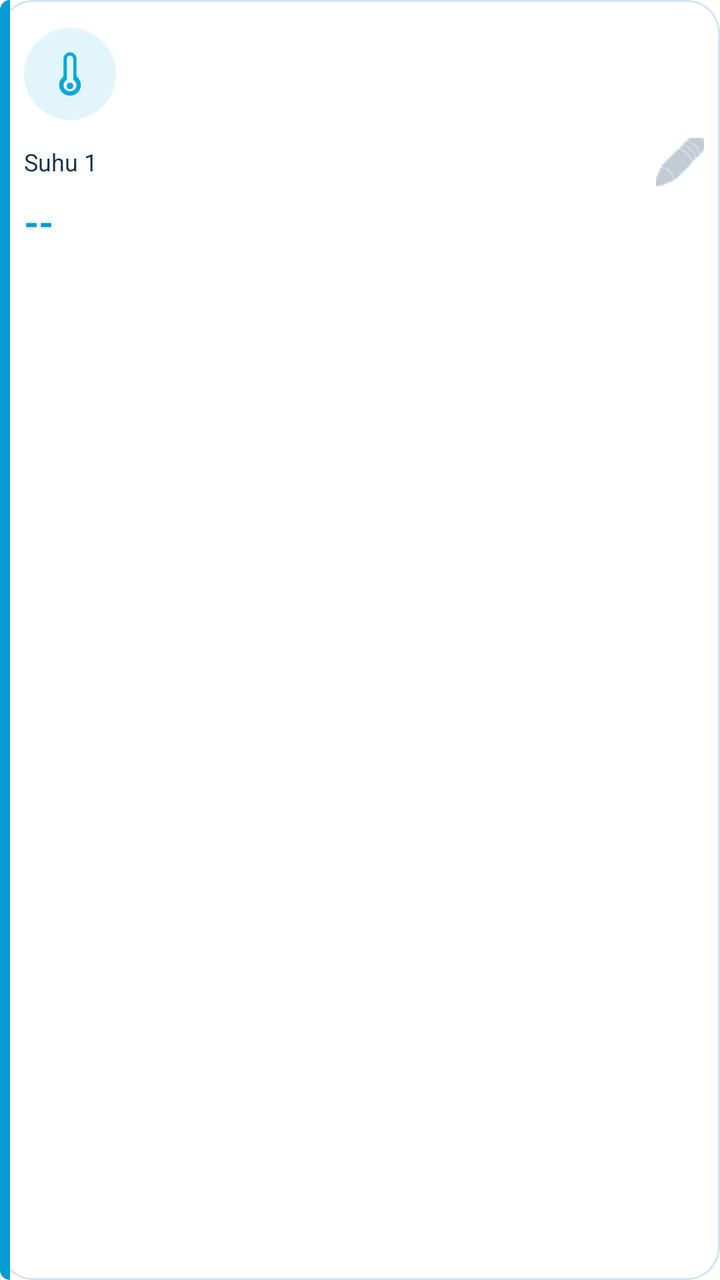
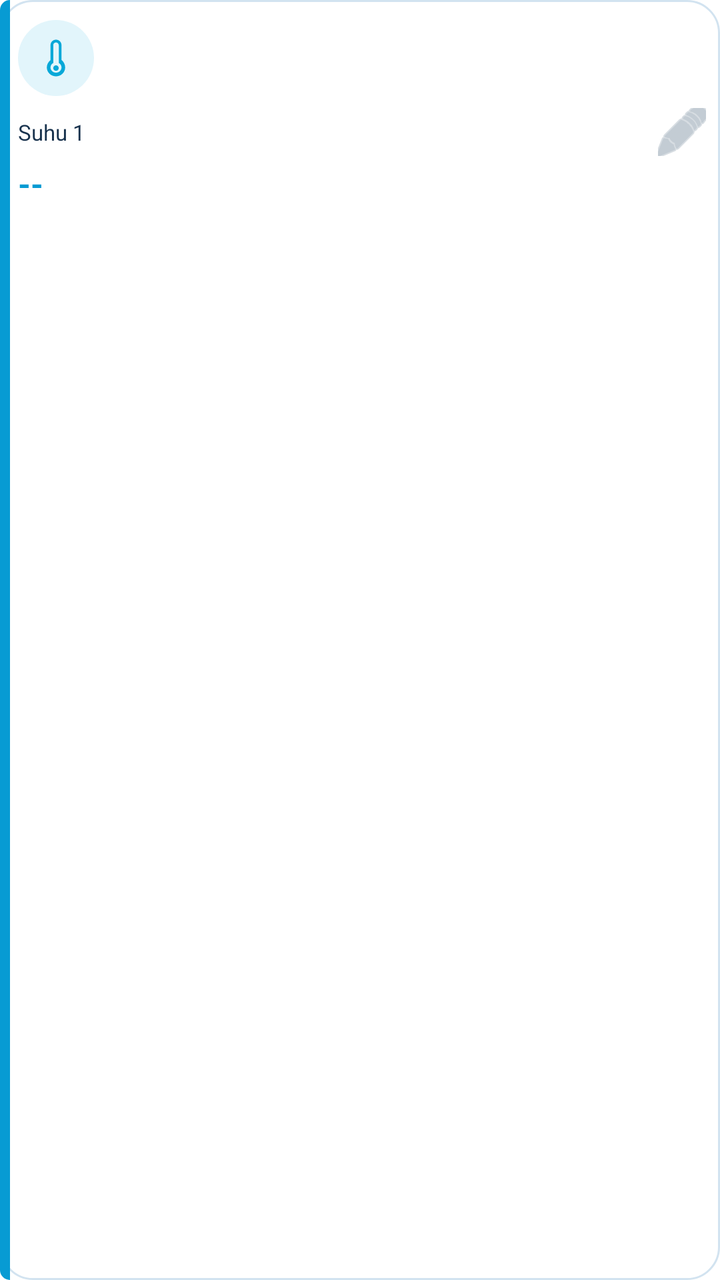

Two renders of the same Android screen: before a commit and after it. Below are the layout's source before the change and the commit's diff.
<!-- AndroidManifest.xml: application theme Theme.SmartHomeIot -->
<!-- res/layout/item_suhu_card.xml -->
<?xml version="1.0" encoding="utf-8"?>
<FrameLayout xmlns:android="http://schemas.android.com/apk/res/android"
    xmlns:app="http://schemas.android.com/apk/res-auto"
    android:layout_width="match_parent"
    android:layout_height="wrap_content"
    android:minHeight="188dp"
    android:background="@drawable/bg_sensor_card">

    <LinearLayout
        android:layout_width="match_parent"
        android:layout_height="match_parent"
        android:orientation="vertical"
        android:paddingStart="12dp"
        android:paddingEnd="8dp"
        android:paddingTop="14dp"
        android:paddingBottom="12dp">

        <FrameLayout
            android:layout_width="46dp"
            android:layout_height="46dp"
            android:background="@drawable/bg_icon_circle">
            <ImageView
                android:layout_width="26dp"
                android:layout_height="26dp"
                android:layout_gravity="center"
                android:src="@drawable/ic_temperature"
                android:contentDescription="Temperature" />
        </FrameLayout>

        <LinearLayout
            android:layout_width="match_parent"
            android:layout_height="wrap_content"
            android:orientation="horizontal"
            android:gravity="center_vertical"
            android:layout_marginTop="9dp">
            <TextView
                android:id="@+id/tvSuhuTitle"
                android:layout_width="0dp"
                android:layout_height="wrap_content"
                android:layout_weight="1"
                android:text="Suhu 1"
                android:textSize="12sp"
                android:textColor="@color/darkNavy"
                android:maxLines="1" />
            <ImageButton
                android:id="@+id/btnEditSuhuTitle"
                android:layout_width="24dp"
                android:layout_height="24dp"
                android:background="?attr/selectableItemBackgroundBorderless"
                android:contentDescription="Edit nama sensor"
                android:padding="4dp"
                android:src="@android:drawable/ic_menu_edit"
                app:tint="#9BAAB7" />
        </LinearLayout>

        <TextView
            android:id="@+id/tvSuhuValue"
            android:layout_width="match_parent"
            android:layout_height="wrap_content"
            android:layout_marginTop="5dp"
            android:text="--"
            android:textSize="19sp"
            android:textStyle="bold"
            android:textColor="@color/accentCyan"
            android:maxLines="2" />
    </LinearLayout>
</FrameLayout>
<!-- resources referenced by this layout -->
<resources>
  <color name="accentCyan">#079BD3</color>
  <color name="darkNavy">#18324D</color>
  <!-- drawable bg_icon_circle (drawable) -->
  <shape xmlns:android="http://schemas.android.com/apk/res/android" android:shape="oval">
      <solid android:color="#E2F5FB" />
  </shape>
  <!-- drawable bg_sensor_card (drawable) -->
  <layer-list xmlns:android="http://schemas.android.com/apk/res/android">
      <item>
          <shape android:shape="rectangle">
              <solid android:color="#FFFFFF" />
              <corners android:radius="16dp" />
              <stroke android:width="1dp" android:color="#D2E3F0" />
          </shape>
      </item>
      <item android:gravity="start" android:width="5dp">
          <shape android:shape="rectangle">
              <solid android:color="#079BD3" />
              <corners android:topLeftRadius="16dp" android:bottomLeftRadius="16dp" />
          </shape>
      </item>
  </layer-list>
  <!-- drawable ic_temperature (drawable) -->
  <vector xmlns:android="http://schemas.android.com/apk/res/android" android:width="24dp" android:height="24dp" android:viewportWidth="24" android:viewportHeight="24">
      <path android:fillColor="#08A8D8" android:pathData="M15,13V5c0,-1.66 -1.34,-3 -3,-3S9,3.34 9,5v8.17c-1.21,0.91 -2,2.35 -2,3.98C7,19.83 9.24,22 12,22s5,-2.17 5,-4.85c0,-1.63 -0.79,-3.07 -2,-4.15zM12,20c-1.66,0 -3,-1.28 -3,-2.85 0,-1.04 0.58,-1.95 1.5,-2.44V5c0,-0.83 0.67,-1.5 1.5,-1.5S13.5,4.17 13.5,5v9.71c0.92,0.49 1.5,1.4 1.5,2.44C15,18.72 13.66,20 12,20zM12,16c-0.83,0 -1.5,0.67 -1.5,1.5S11.17,19 12,19s1.5,-0.67 1.5,-1.5S12.83,16 12,16z"/>
  </vector>
  <style name="Theme.SmartHomeIot" parent="Theme.MaterialComponents.DayNight.NoActionBar">
          <item name="colorPrimary">#159BD0</item>
          <item name="colorPrimaryVariant">#0E2038</item>
          <item name="colorOnPrimary">#FFFFFF</item>
          <item name="colorSecondary">#18A9D8</item>
          <item name="android:statusBarColor">#0A1729</item>
          <item name="android:navigationBarColor">#0A1729</item>
          <item name="android:windowLightStatusBar">false</item>
          <item name="android:windowLightNavigationBar">false</item>
      </style>
</resources>

<!-- the commit's change to res/layout/item_suhu_card.xml (unified diff, before → after) -->
@@ -3,25 +3,25 @@
     xmlns:app="http://schemas.android.com/apk/res-auto"
     android:layout_width="match_parent"
     android:layout_height="wrap_content"
-    android:minHeight="188dp"
+    android:minHeight="148dp"
     android:background="@drawable/bg_sensor_card">
 
     <LinearLayout
         android:layout_width="match_parent"
         android:layout_height="match_parent"
         android:orientation="vertical"
-        android:paddingStart="12dp"
-        android:paddingEnd="8dp"
-        android:paddingTop="14dp"
-        android:paddingBottom="12dp">
+        android:paddingStart="9dp"
+        android:paddingEnd="7dp"
+        android:paddingTop="10dp"
+        android:paddingBottom="8dp">
 
         <FrameLayout
-            android:layout_width="46dp"
-            android:layout_height="46dp"
+            android:layout_width="38dp"
+            android:layout_height="38dp"
             android:background="@drawable/bg_icon_circle">
             <ImageView
-                android:layout_width="26dp"
-                android:layout_height="26dp"
+                android:layout_width="22dp"
+                android:layout_height="22dp"
                 android:layout_gravity="center"
                 android:src="@drawable/ic_temperature"
                 android:contentDescription="Temperature" />
@@ -32,14 +32,14 @@
             android:layout_height="wrap_content"
             android:orientation="horizontal"
             android:gravity="center_vertical"
-            android:layout_marginTop="9dp">
+            android:layout_marginTop="6dp">
             <TextView
                 android:id="@+id/tvSuhuTitle"
                 android:layout_width="0dp"
                 android:layout_height="wrap_content"
                 android:layout_weight="1"
                 android:text="Suhu 1"
-                android:textSize="12sp"
+                android:textSize="11sp"
                 android:textColor="@color/darkNavy"
                 android:maxLines="1" />
             <ImageButton
@@ -57,9 +57,9 @@
             android:id="@+id/tvSuhuValue"
             android:layout_width="match_parent"
             android:layout_height="wrap_content"
-            android:layout_marginTop="5dp"
+            android:layout_marginTop="3dp"
             android:text="--"
-            android:textSize="19sp"
+            android:textSize="16sp"
             android:textStyle="bold"
             android:textColor="@color/accentCyan"
             android:maxLines="2" />
